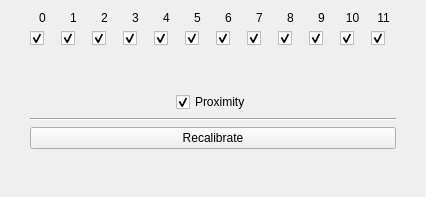
Before: the Qt Designer form src/brickv/plugin_system/plugins/multi_touch/ui/multi_touch.ui in Tinkerforge/brickv, drawn with Qt 5.
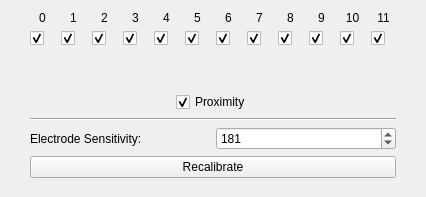
After: the same form once the commit is applied.

Commit message: Implement GUI for new Get/SetSensitivity API of Multi Touch Bricklet

```diff
--- a/src/brickv/plugin_system/plugins/multi_touch/ui/multi_touch.ui
+++ b/src/brickv/plugin_system/plugins/multi_touch/ui/multi_touch.ui
@@ -585,6 +585,30 @@
          </property>
         </widget>
        </item>
+       <item>
+        <layout class="QHBoxLayout" name="horizontalLayout_3">
+         <item>
+          <widget class="QLabel" name="label_13">
+           <property name="text">
+            <string>Electrode Sensitivity:</string>
+           </property>
+          </widget>
+         </item>
+         <item>
+          <widget class="QSpinBox" name="sensitivity_spinbox">
+           <property name="minimum">
+            <number>5</number>
+           </property>
+           <property name="maximum">
+            <number>201</number>
+           </property>
+           <property name="value">
+            <number>181</number>
+           </property>
+          </widget>
+         </item>
+        </layout>
+       </item>
        <item>
         <widget class="QPushButton" name="button_recalibrate">
          <property name="text">
```
The commit also changes 2 other files.
